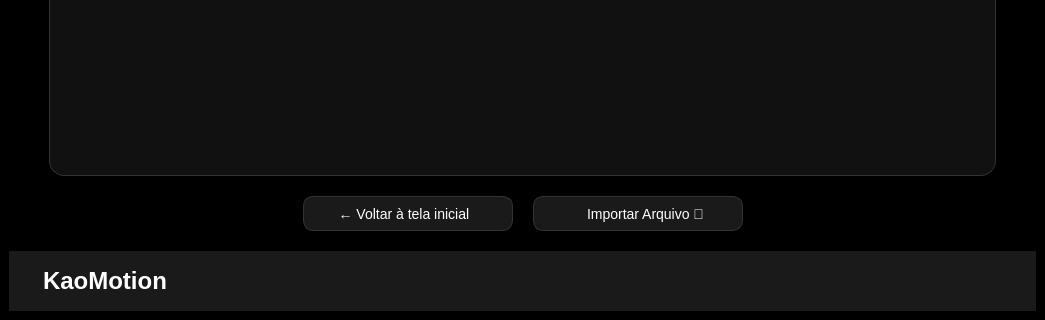
This is UIs/tela_arquivos.ui in EddiePricefield/FER-VISCOMP as Qt 5 draws it before an edit; both pictures show x 0 to 1045 and y 394 to 714 of the 1045 by 714 pixel window. The edited form follows.
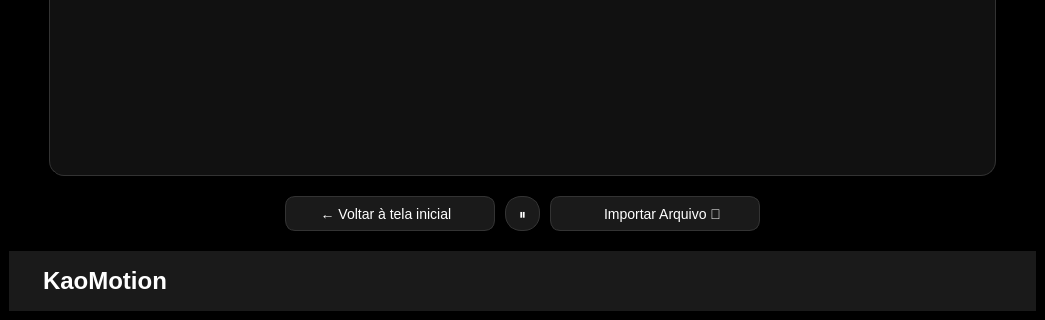
This is the edited form.

Commit message:
GUI - Tela Arquivos #4
Implementei um botão de pausar o vídeo e um sistema de compressão para auxiliar os computadores com poder de processamento menor ao fazer  utilização dos modelos de detecção nos vídeos

```diff
--- a/UIs/tela_arquivos.ui
+++ b/UIs/tela_arquivos.ui
@@ -140,15 +140,87 @@
                 text-align: center;
                 padding-left: 15px;
             }
+
             QPushButton:hover {
-                background-color: #1a1a1a;
-            }</string>
+               	border: 1px solid #666666;
+					background-color: #111111;
+            }
+
+			QPushButton:disabled {
+					background-color: #d3d3d3; 
+					color: #a0a0a0;            
+					border: 1px solid #c0c0c0; 
+}</string>
               </property>
               <property name="text">
                <string>← Voltar à tela inicial      </string>
               </property>
              </widget>
             </item>
+            <item>
+             <spacer name="horizontalSpacer_3">
+              <property name="orientation">
+               <enum>Qt::Orientation::Horizontal</enum>
+              </property>
+              <property name="sizeType">
+               <enum>QSizePolicy::Policy::Fixed</enum>
+              </property>
+              <property name="sizeHint" stdset="0">
+               <size>
+                <width>10</width>
+                <height>20</height>
+               </size>
+              </property>
+             </spacer>
+            </item>
+            <item>
+             <widget class="QPushButton" name="btnControleVideo">
+              <property name="sizePolicy">
+               <sizepolicy hsizetype="Fixed" vsizetype="Fixed">
+                <horstretch>0</horstretch>
+                <verstretch>0</verstretch>
+               </sizepolicy>
+              </property>
+              <property name="maximumSize">
+               <size>
+                <width>35</width>
+                <height>35</height>
+               </size>
+              </property>
+              <property name="toolTip">
+               <string>Pausar video</string>
+              </property>
+              <property name="layoutDirection">
+               <enum>Qt::LayoutDirection::LeftToRight</enum>
+              </property>
+              <property name="styleSheet">
+               <string notr="true">
+            QPushButton {
+                background-color: #1a1a1a;
+                color: white;
+                border: 1px solid #333;
+                border-radius: 16px;
+                font-size: 14px;
+                text-align: center;
+                padding-left: 0px;
+            }
+
+            QPushButton:hover {
+               	border: 1px solid #666666;
+					background-color: #111111;
+            }
+
+			QPushButton:disabled {
+					background-color: #d3d3d3; 
+					color: #a0a0a0;            
+					border: 1px solid #c0c0c0; 
+}</string>
+              </property>
+              <property name="text">
+               <string>⏸</string>
+              </property>
+             </widget>
+            </item>
             <item>
              <spacer name="horizontalSpacer_2">
               <property name="orientation">
@@ -159,7 +231,7 @@
               </property>
               <property name="sizeHint" stdset="0">
                <size>
-                <width>20</width>
+                <width>10</width>
                 <height>20</height>
                </size>
               </property>
@@ -190,9 +262,17 @@
                 text-align: center;
                 padding-left: 15px;
             }
+
             QPushButton:hover {
-                background-color: #1a1a1a;
-            }</string>
+               	border: 1px solid #666666;
+					background-color: #111111
+            }
+
+			QPushButton:disabled {
+					background-color: #d3d3d3; 
+					color: #a0a0a0;            
+					border: 1px solid #c0c0c0; 
+}</string>
               </property>
               <property name="text">
                <string>Importar Arquivo 📄</string>
```
The commit also changes 3 other files.
